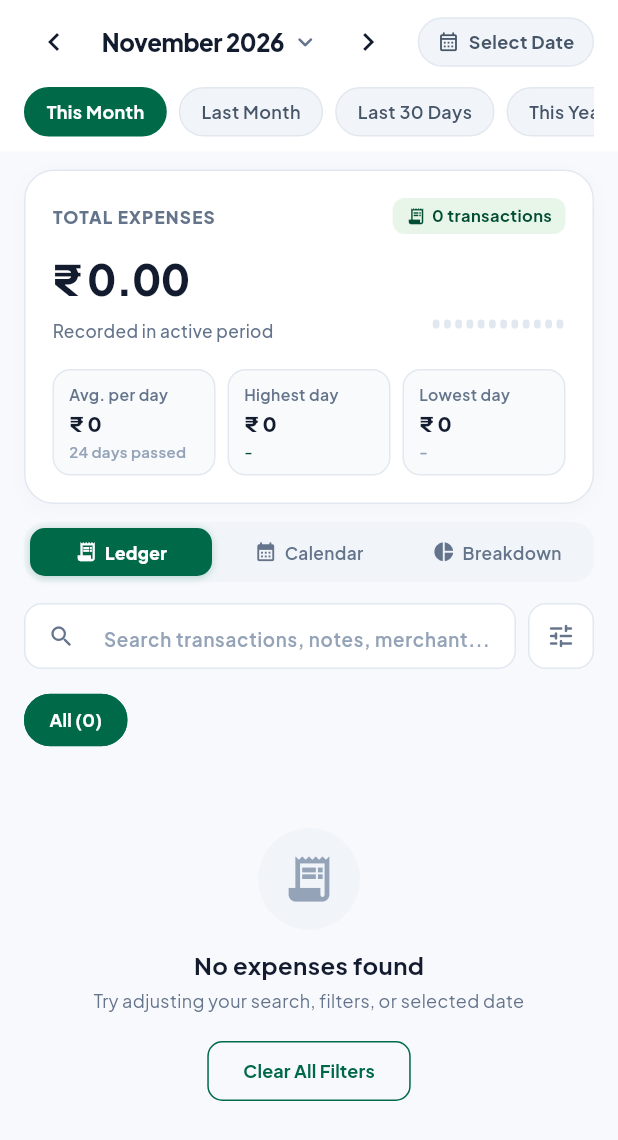
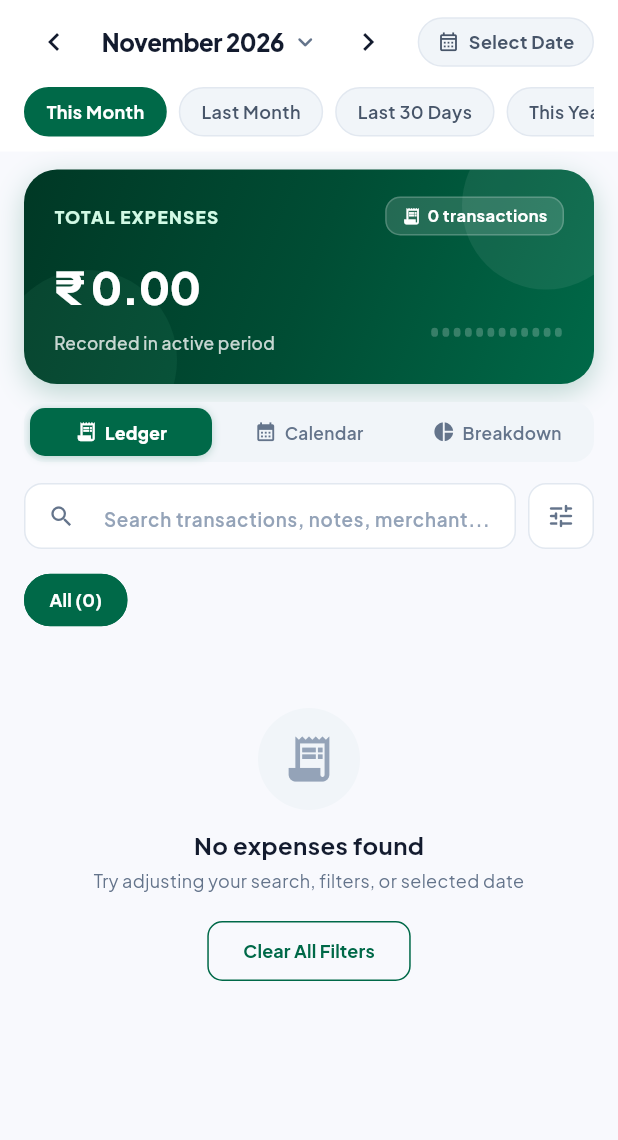
Before and after one commit to manav828/Expence-Tracker, a Flutter app: the AnalyticsScreen screen opened directly, on a phone screen of 412 x 824 dp. Shown: the top 1140 px of the screen. Run offline on Flutter 3.47's test engine with Material 3 defaults, Android fonts, the phone set to English and light mode, and no system bars; our stand-ins replace fl_chart, google_fonts, google_sign_in, image_picker, permission_handler, share_plus and 3 more; missing offline and left inert: dart:html; accounts and stored records are empty; key blocks and very long unbroken strings in the code were emptied for the run.

Commit message:
ui: simplify analytics summary card and add pine gradient background

```diff
--- a/lib/screens/analytics_screen.dart
+++ b/lib/screens/analytics_screen.dart
@@ -134,22 +134,6 @@ class _AnalyticsScreenState extends State<AnalyticsScreen> {
     }
   }
 
-  int _calculateDaysPassed(DateTimeRange range) {
-    final now = DateTime.now();
-    final today = DateTime(now.year, now.month, now.day);
-    final rangeStart = DateTime(range.start.year, range.start.month, range.start.day);
-    final rangeEnd = DateTime(range.end.year, range.end.month, range.end.day);
-
-    if (rangeStart.isAfter(today)) {
-      return 1;
-    }
-
-    // Effective end date is capped at today if the range extends into the future (e.g. current month)
-    final effectiveEnd = rangeEnd.isAfter(today) ? today : rangeEnd;
-    final days = effectiveEnd.difference(rangeStart).inDays + 1;
-    return days.clamp(1, 10000);
-  }
-
   Future<void> _showMonthYearPicker(BuildContext context) async {
     final now = DateTime.now();
     final selected = await showDatePicker(
@@ -512,40 +496,17 @@ class _AnalyticsScreenState extends State<AnalyticsScreen> {
         final totalIncome = rangeIncomes.fold(0.0, (sum, e) => sum + e.amount);
         final filteredSpent = ledgerExpenses.fold(0.0, (sum, e) => sum + e.amount);
 
-        // Daily average formula: expense total / total days passed so far (not full month)
-        final daysPassed = _selectedSpecificDate != null ? 1 : _calculateDaysPassed(_dateRange);
-        final dailyAvg = daysPassed > 0 ? (totalSpent / daysPassed) : 0.0;
-
-
         final hasActiveFilters = _selectedCategoryFilter != null ||
             _selectedPaymentFilter != null ||
             _selectedSpecificDate != null ||
             _searchQuery.isNotEmpty ||
             _sortBy != 'date_desc';
 
-        // Group EXPENSE spend by day for stats and sparkline (Strictly expenses only!)
+        // Group EXPENSE spend by day for sparkline (Strictly expenses only!)
         final Map<DateTime, double> dayTotals = {};
         for (var e in (hasActiveFilters ? ledgerExpenses : rangeExpenses)) {
           final dayKey = DateTime(e.dateTime.year, e.dateTime.month, e.dateTime.day);
           dayTotals[dayKey] = (dayTotals[dayKey] ?? 0.0) + e.amount;
-        }
-
-        double highestDayAmount = 0.0;
-        DateTime? highestDayDate;
-        double lowestDayAmount = 0.0;
-        DateTime? lowestDayDate;
-
-        if (dayTotals.isNotEmpty) {
-          for (var entry in dayTotals.entries) {
-            if (entry.value > highestDayAmount) {
-              highestDayAmount = entry.value;
-              highestDayDate = entry.key;
-            }
-            if (lowestDayAmount == 0.0 || (entry.value > 0 && entry.value < lowestDayAmount)) {
-              lowestDayAmount = entry.value;
-              lowestDayDate = entry.key;
-            }
-          }
         }
 
         // Compare with previous month EXPENSES (strictly e.isExpense)
@@ -592,18 +553,12 @@ class _AnalyticsScreenState extends State<AnalyticsScreen> {
                 child: ListView(
                   padding: const EdgeInsets.fromLTRB(16, 12, 16, 80),
                   children: [
-                    // Hero Summary Card (Total Expenses, sparkline, 3 stat boxes)
+                    // Hero Summary Card (Total Expenses, trend, sparkline)
                     _buildSummaryCard(
                       totalSpent: totalSpent,
                       filteredSpent: filteredSpent,
                       totalCount: rangeExpenses.length,
                       filteredCount: ledgerExpenses.length,
-                      dailyAvg: dailyAvg,
-                      daysPassed: daysPassed,
-                      highestDayAmount: highestDayAmount,
-                      highestDayDate: highestDayDate,
-                      lowestDayAmount: lowestDayAmount,
-                      lowestDayDate: lowestDayDate,
                       vsLastMonthPercent: vsLastMonthPercent,
                       hasPrevComparison: hasPrevComparison,
                       dayTotals: dayTotals,
@@ -798,18 +753,12 @@ class _AnalyticsScreenState extends State<AnalyticsScreen> {
     );
   }
 
-  // --- 2. Hero Summary Card (Matching Mockup with Sparkline & 3 Stat Cards) ---
+  // --- 2. Hero Summary Card (Clean Gradient Card without dense stat boxes) ---
   Widget _buildSummaryCard({
     required double totalSpent,
     required double filteredSpent,
     required int totalCount,
     required int filteredCount,
-    required double dailyAvg,
-    required int daysPassed,
-    required double highestDayAmount,
-    required DateTime? highestDayDate,
-    required double lowestDayAmount,
-    required DateTime? lowestDayDate,
     required double vsLastMonthPercent,
     required bool hasPrevComparison,
     required Map<DateTime, double> dayTotals,
@@ -819,19 +768,51 @@ class _AnalyticsScreenState extends State<AnalyticsScreen> {
     final displayAmount = isShowingFiltered ? filteredSpent : totalSpent;
 
     return Container(
-      padding: const EdgeInsets.all(18),
-      decoration: BoxDecoration(
-        color: Colors.white,
-        borderRadius: BorderRadius.circular(20),
-        border: Border.all(color: const Color(0xFFE2E8F0)),
-        boxShadow: const [
+      decoration: BoxDecoration(
+        gradient: const LinearGradient(
+          colors: [AppColors.primaryDeep, AppColors.primaryDark, AppColors.primary],
+          begin: Alignment.topLeft,
+          end: Alignment.bottomRight,
+        ),
+        borderRadius: BorderRadius.circular(22),
+        boxShadow: [
           BoxShadow(
-            color: Color(0x060F172A),
-            blurRadius: 10,
-            offset: Offset(0, 3),
-          ),
-        ],
-      ),
+            color: AppColors.primary.withValues(alpha: 0.24),
+            blurRadius: 16,
+            offset: const Offset(0, 6),
+          ),
+        ],
+      ),
+      child: ClipRRect(
+        borderRadius: BorderRadius.circular(22),
+        child: Stack(
+          children: [
+            Positioned(
+              top: -32,
+              right: -24,
+              child: Container(
+                width: 112,
+                height: 112,
+                decoration: BoxDecoration(
+                  shape: BoxShape.circle,
+                  color: Colors.white.withValues(alpha: 0.07),
+                ),
+              ),
+            ),
+            Positioned(
+              bottom: -44,
+              left: -18,
+              child: Container(
+                width: 120,
+                height: 120,
+                decoration: BoxDecoration(
+                  shape: BoxShape.circle,
+                  color: AppColors.accentMint.withValues(alpha: 0.06),
+                ),
+              ),
+            ),
+            Padding(
+              padding: const EdgeInsets.fromLTRB(20, 18, 20, 20),
               child: Column(
                 crossAxisAlignment: CrossAxisAlignment.start,
                 children: [
@@ -844,20 +825,21 @@ class _AnalyticsScreenState extends State<AnalyticsScreen> {
                         style: const TextStyle(
                           fontSize: 11.5,
                           fontWeight: FontWeight.w800,
-                  letterSpacing: 0.8,
-                  color: Color(0xFF64748B),
+                          letterSpacing: 0.9,
+                          color: Color(0xFFD1FAE5),
                         ),
                       ),
                       Container(
-                padding: const EdgeInsets.symmetric(horizontal: 9, vertical: 4),
-                decoration: BoxDecoration(
-                  color: AppColors.primaryLight,
-                  borderRadius: BorderRadius.circular(8),
+                        padding: const EdgeInsets.symmetric(horizontal: 10, vertical: 4),
+                        decoration: BoxDecoration(
+                          color: Colors.white.withValues(alpha: 0.14),
+                          borderRadius: BorderRadius.circular(10),
+                          border: Border.all(color: Colors.white.withValues(alpha: 0.2)),
                         ),
                         child: Row(
                           mainAxisSize: MainAxisSize.min,
                           children: [
-                    const Icon(Icons.receipt_long, size: 13, color: AppColors.primaryDark),
+                            const Icon(Icons.receipt_long, size: 13, color: Colors.white),
                             const SizedBox(width: 4),
                             Text(
                               isShowingFiltered
@@ -866,15 +848,15 @@ class _AnalyticsScreenState extends State<AnalyticsScreen> {
                               style: const TextStyle(
                                 fontSize: 11,
                                 fontWeight: FontWeight.w700,
-                        color: AppColors.primaryDark,
-                      ),
-                    ),
-                  ],
-                ),
-              ),
-            ],
-          ),
-          const SizedBox(height: 10),
+                                color: Colors.white,
+                              ),
+                            ),
+                          ],
+                        ),
+                      ),
+                    ],
+                  ),
+                  const SizedBox(height: 12),
 
                   // Main Row: Big Amount + Trend Badge on left, Mini Sparkline on right
                   Row(
@@ -892,20 +874,27 @@ class _AnalyticsScreenState extends State<AnalyticsScreen> {
                                 maxLines: 1,
                                 softWrap: false,
                                 style: const TextStyle(
-                          fontSize: 28,
+                                  fontSize: 30,
                                   fontWeight: FontWeight.w900,
-                          color: Color(0xFF131B2E),
-                          letterSpacing: -0.5,
-                        ),
-                      ),
-                    ),
-                    const SizedBox(height: 6),
+                                  color: Colors.white,
+                                  letterSpacing: -0.6,
+                                ),
+                              ),
+                            ),
+                            const SizedBox(height: 8),
                             if (hasPrevComparison)
                               Container(
-                        padding: const EdgeInsets.symmetric(horizontal: 8, vertical: 3),
-                        decoration: BoxDecoration(
-                          color: vsLastMonthPercent > 0 ? const Color(0xFFFEF2F2) : const Color(0xFFF0FDF4),
-                          borderRadius: BorderRadius.circular(6),
+                                padding: const EdgeInsets.symmetric(horizontal: 9, vertical: 4),
+                                decoration: BoxDecoration(
+                                  color: vsLastMonthPercent > 0
+                                      ? const Color(0xFFFCA5A5).withValues(alpha: 0.18)
+                                      : AppColors.accentMint.withValues(alpha: 0.18),
+                                  borderRadius: BorderRadius.circular(8),
+                                  border: Border.all(
+                                    color: vsLastMonthPercent > 0
+                                        ? const Color(0xFFFCA5A5).withValues(alpha: 0.35)
+                                        : AppColors.accentMint.withValues(alpha: 0.35),
+                                  ),
                                 ),
                                 child: Row(
                                   mainAxisSize: MainAxisSize.min,
@@ -913,7 +902,7 @@ class _AnalyticsScreenState extends State<AnalyticsScreen> {
                                     Icon(
                                       vsLastMonthPercent > 0 ? Icons.trending_up_rounded : Icons.trending_down_rounded,
                                       size: 13,
-                              color: vsLastMonthPercent > 0 ? const Color(0xFFDC2626) : const Color(0xFF16A34A),
+                                      color: vsLastMonthPercent > 0 ? const Color(0xFFFEE2E2) : AppColors.accentMint,
                                     ),
                                     const SizedBox(width: 4),
                                     Text(
@@ -921,7 +910,7 @@ class _AnalyticsScreenState extends State<AnalyticsScreen> {
                                       style: TextStyle(
                                         fontSize: 11,
                                         fontWeight: FontWeight.w700,
-                                color: vsLastMonthPercent > 0 ? const Color(0xFFDC2626) : const Color(0xFF16A34A),
+                                        color: vsLastMonthPercent > 0 ? const Color(0xFFFEE2E2) : AppColors.accentMint,
                                       ),
                                     ),
                                   ],
@@ -930,117 +919,31 @@ class _AnalyticsScreenState extends State<AnalyticsScreen> {
                             else
                               Text(
                                 isShowingFiltered ? 'Filtered by active criteria' : 'Recorded in active period',
-                        style: const TextStyle(fontSize: 11.5, fontWeight: FontWeight.w500, color: Color(0xFF64748B)),
+                                style: TextStyle(
+                                  fontSize: 11.5,
+                                  fontWeight: FontWeight.w500,
+                                  color: Colors.white.withValues(alpha: 0.78),
+                                ),
                               ),
                           ],
                         ),
                       ),
                       const SizedBox(width: 12),
                       // Mini vertical bar sparkline
-              _buildMiniBarSparkline(dayTotals, _dateRange),
-            ],
-          ),
-          const SizedBox(height: 18),
-
-          // 3 Stat Cards: Avg. per day, Highest day, Lowest day
-          Row(
-            children: [
-              // 1. Avg. per day (amount / total days passed)
-              Expanded(
-                child: _buildHeroStatItem(
-                  label: 'Avg. per day',
-                  value: NumberFormat.currency(locale: 'en_IN', symbol: '₹\u00A0', decimalDigits: 0).format(dailyAvg),
-                  subtext: '$daysPassed days passed',
-                ),
-              ),
-              const SizedBox(width: 8),
-              // 2. Highest day
-              Expanded(
-                child: _buildHeroStatItem(
-                  label: 'Highest day',
-                  value: highestDayAmount > 0
-                      ? NumberFormat.currency(locale: 'en_IN', symbol: '₹\u00A0', decimalDigits: 0).format(highestDayAmount)
-                      : '₹ 0',
-                  subtext: highestDayDate != null ? DateFormat('d MMM').format(highestDayDate) : '-',
-                  isHighlight: true,
-                ),
-              ),
-              const SizedBox(width: 8),
-              // 3. Lowest day
-              Expanded(
-                child: _buildHeroStatItem(
-                  label: 'Lowest day',
-                  value: lowestDayAmount > 0
-                      ? NumberFormat.currency(locale: 'en_IN', symbol: '₹\u00A0', decimalDigits: 0).format(lowestDayAmount)
-                      : '₹ 0',
-                  subtext: lowestDayDate != null ? DateFormat('d MMM').format(lowestDayDate) : '-',
-                ),
-              ),
-            ],
-          ),
-        ],
-      ),
-    );
-  }
-
-  // --- Hero Stat Item Box ---
-  Widget _buildHeroStatItem({
-    required String label,
-    required String value,
-    required String subtext,
-    bool isHighlight = false,
-  }) {
-    return Container(
-      padding: const EdgeInsets.symmetric(horizontal: 10, vertical: 8),
-      decoration: BoxDecoration(
-        color: const Color(0xFFF8FAFC),
-        borderRadius: BorderRadius.circular(12),
-        border: Border.all(color: const Color(0xFFE2E8F0)),
-      ),
-      child: Column(
-        crossAxisAlignment: CrossAxisAlignment.start,
-        children: [
-          Text(
-            label,
-            style: const TextStyle(
-              fontSize: 10.5,
-              fontWeight: FontWeight.w600,
-              color: Color(0xFF64748B),
-            ),
-            maxLines: 1,
-            overflow: TextOverflow.ellipsis,
-          ),
-          const SizedBox(height: 3),
-          FittedBox(
-            fit: BoxFit.scaleDown,
-            alignment: Alignment.centerLeft,
-            child: Text(
-              value,
-              style: const TextStyle(
-                fontSize: 13.5,
-                fontWeight: FontWeight.w800,
-                color: Color(0xFF131B2E),
-              ),
-            ),
-          ),
-          const SizedBox(height: 2),
-          Text(
-            subtext,
-            style: TextStyle(
-              fontSize: 10,
-              fontWeight: FontWeight.w600,
-              color: isHighlight ? AppColors.primaryDark : const Color(0xFF94A3B8),
-            ),
-            maxLines: 1,
-            overflow: TextOverflow.ellipsis,
-          ),
-        ],
+                      _buildMiniBarSparkline(dayTotals, _dateRange, onDarkBg: true),
+                    ],
+                  ),
+                ],
+              ),
+            ),
+          ],
+        ),
       ),
     );
   }
 
   // --- Mini Bar Sparkline ---
-  Widget _buildMiniBarSparkline(Map<DateTime, double> dayTotals, DateTimeRange range) {
+  Widget _buildMiniBarSparkline(Map<DateTime, double> dayTotals, DateTimeRange range, {bool onDarkBg = false}) {
     const numBars = 12;
     final start = range.start;
     final totalDurationMs = (range.end.millisecondsSinceEpoch - start.millisecondsSinceEpoch).clamp(1, 999999999999);
@@ -1069,12 +972,19 @@ class _AnalyticsScreenState extends State<AnalyticsScreen> {
           final barHeight = val > 0 ? (fraction * 40).clamp(8.0, 44.0) : 6.0;
           final hasSpend = val > 0;
 
+          final Color barColor;
+          if (onDarkBg) {
+            barColor = hasSpend ? AppColors.accentMint : Colors.white.withValues(alpha: 0.22);
+          } else {
+            barColor = hasSpend ? AppColors.primary : const Color(0xFFE2E8F0);
+          }
+
           return Container(
             width: 4.5,
             height: barHeight,
             margin: const EdgeInsets.symmetric(horizontal: 1.5),
             decoration: BoxDecoration(
-              color: hasSpend ? AppColors.primary : const Color(0xFFE2E8F0),
+              color: barColor,
               borderRadius: BorderRadius.circular(3),
             ),
           );
```
Also changed, not shown: 1 other file. Lines whose indentation alone changed are shown as unchanged.
